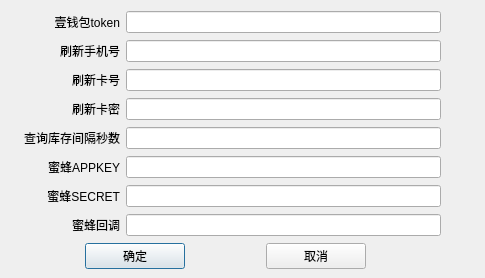
Above: main/settingdialog.ui from kinglon/coupon before the change. Below: the same form after it.
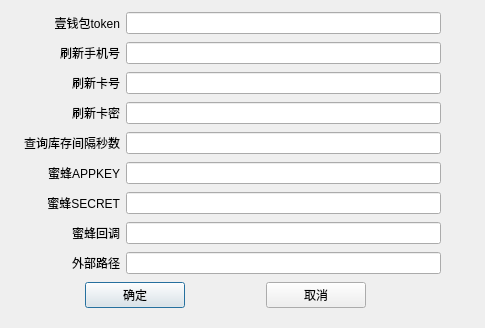
That is the form after the change.

Commit message: 增加外部路径设置

What changed in the file:
```diff
--- a/main/settingdialog.ui
+++ b/main/settingdialog.ui
@@ -7,7 +7,7 @@
     <x>0</x>
     <y>0</y>
     <width>485</width>
-    <height>278</height>
+    <height>328</height>
    </rect>
   </property>
   <property name="windowTitle">
@@ -19,7 +19,7 @@
      <x>10</x>
      <y>10</y>
      <width>431</width>
-     <height>261</height>
+     <height>309</height>
     </rect>
    </property>
    <layout class="QVBoxLayout" name="verticalLayout">
@@ -207,6 +207,29 @@
       </item>
      </layout>
     </item>
+    <item>
+     <layout class="QHBoxLayout" name="horizontalLayout_10">
+      <item>
+       <widget class="QLabel" name="label_9">
+        <property name="minimumSize">
+         <size>
+          <width>110</width>
+          <height>0</height>
+         </size>
+        </property>
+        <property name="text">
+         <string>外部路径</string>
+        </property>
+        <property name="alignment">
+         <set>Qt::AlignRight|Qt::AlignTrailing|Qt::AlignVCenter</set>
+        </property>
+       </widget>
+      </item>
+      <item>
+       <widget class="QLineEdit" name="externalPathEdit"/>
+      </item>
+     </layout>
+    </item>
     <item>
      <layout class="QHBoxLayout" name="horizontalLayout_6">
       <item>
```
The commit also changes 4 other files.
